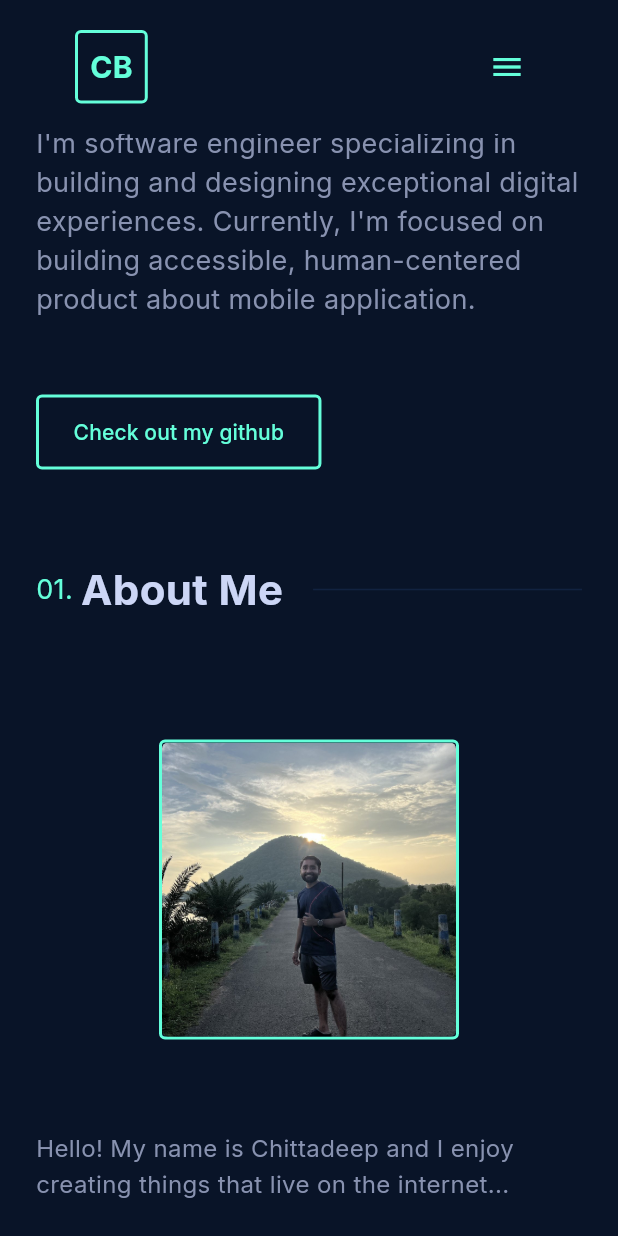
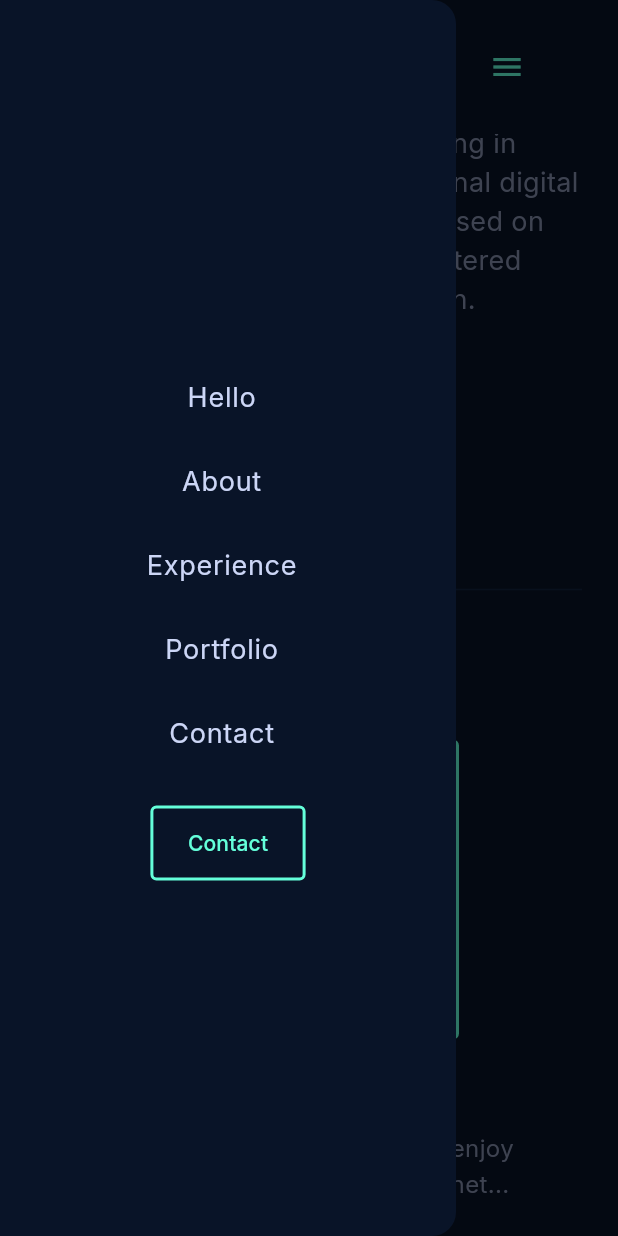
Before and after one commit to Chittadeep/portfolio, a Flutter app: the screen it shows after launch, scrolled down 576 dp, after a tap on the "menu" icon, on a phone screen of 412 x 824 dp. Run offline on Flutter 3.47's test engine with Material 3 defaults, Android fonts, the phone set to English and light mode, and no system bars; drawn by our look-alikes of scrollable_positioned_list; our stand-ins replace font_awesome_flutter, google_fonts, icons_plus.

Commit message:
feat: add mobile drawer for navigation and implement section scrolling

```diff
--- a/lib/presentation/views/portfolio_view.dart
+++ b/lib/presentation/views/portfolio_view.dart
@@ -37,6 +37,7 @@ class PortfolioView extends StatelessWidget {
         preferredSize: const Size.fromHeight(100.0),
         child: _NavBar(isDesktop: isDesktop),
       ),
+      drawer: isMobile ? const _MobileDrawer() : null,
       body: Stack(
         children: [
           // 1. Main Content - ScrollablePositionedList handles all sections
@@ -361,7 +362,7 @@ class _NavBar extends StatelessWidget {
             IconButton(
               icon: const Icon(Icons.menu, color: AppColors.primaryGreen),
               onPressed: () {
-                // TODO: Implement mobile drawer/menu
+                Scaffold.of(context).openDrawer();
               },
             ),
         ],
@@ -521,6 +522,47 @@ class _RightEmailSidebar extends StatelessWidget {
     );
   }
 }
+
+class _MobileDrawer extends StatelessWidget {
+  const _MobileDrawer();
+
+  @override
+  Widget build(BuildContext context) {
+    final viewModel = Provider.of<PortfolioViewModel>(context, listen: false);
+    return Drawer(
+      backgroundColor: AppColors.backgroundDark,
+      child: Column(
+        mainAxisAlignment: MainAxisAlignment.center,
+        children: [
+          ...viewModel.sections.asMap().entries.map((entry) {
+            int index = entry.key;
+            String text = entry.value;
+            return ListTile(
+              title: Text(
+                text,
+                textAlign: TextAlign.center,
+                style: const TextStyle(color: AppColors.textLight, fontSize: 18),
+              ),
+              onTap: () {
+                viewModel.scrollToSection(index);
+                Navigator.of(context).pop(); // Close the drawer
+              },
+            );
+          }).toList(),
+          const SizedBox(height: 20),
+          _CustomButton(
+            text: 'Contact',
+            onPressed: () {
+              viewModel.scrollToSection(4);
+              Navigator.of(context).pop();
+            },
+          ),
+        ],
+      ),
+    );
+  }
+}
+
 
 class _ProfilePicture extends StatelessWidget {
   final double size;
```
